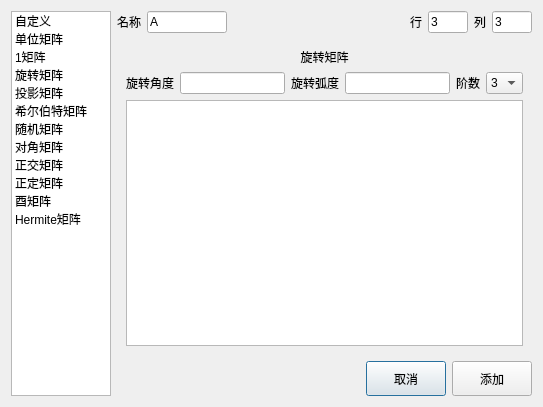
The window that MatrixCalculator-GUI/AddMatrixDialog.ui (luyiming/MatrixCalculator) describes before a commit, drawn with Qt 5.
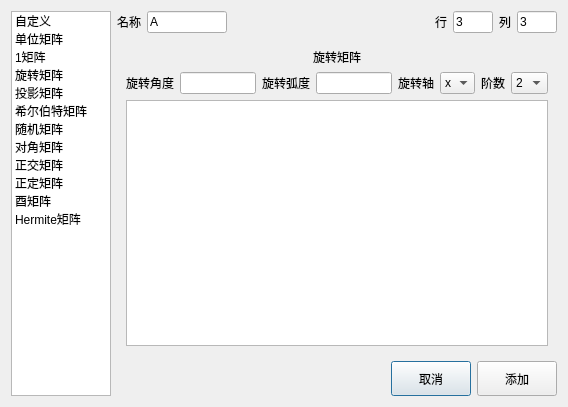
The same window after the commit. The open tabs and pages were chosen to show the change.

Diff of the .ui file:
```diff
--- a/MatrixCalculator-GUI/AddMatrixDialog.ui
+++ b/MatrixCalculator-GUI/AddMatrixDialog.ui
@@ -6,7 +6,7 @@
    <rect>
     <x>0</x>
     <y>0</y>
-    <width>543</width>
+    <width>568</width>
     <height>407</height>
    </rect>
   </property>
@@ -240,7 +240,7 @@
        <widget class="QWidget" name="page_3">
         <layout class="QVBoxLayout" name="verticalLayout_4">
          <item>
-          <widget class="QLabel" name="label_3">
+          <widget class="QLabel" name="label_12">
            <property name="text">
             <string>单位矩阵</string>
            </property>
@@ -377,7 +377,51 @@
             </widget>
            </item>
            <item>
-            <widget class="QLineEdit" name="lineEdit_2"/>
+            <widget class="QLineEdit" name="radianLine"/>
+           </item>
+           <item>
+            <widget class="QLabel" name="label_3">
+             <property name="text">
+              <string>旋转轴</string>
+             </property>
+            </widget>
+           </item>
+           <item>
+            <widget class="QComboBox" name="rotationBox">
+             <property name="sizePolicy">
+              <sizepolicy hsizetype="Fixed" vsizetype="Fixed">
+               <horstretch>0</horstretch>
+               <verstretch>0</verstretch>
+              </sizepolicy>
+             </property>
+             <property name="minimumSize">
+              <size>
+               <width>35</width>
+               <height>0</height>
+              </size>
+             </property>
+             <property name="maximumSize">
+              <size>
+               <width>40</width>
+               <height>16777215</height>
+              </size>
+             </property>
+             <item>
+              <property name="text">
+               <string>x</string>
+              </property>
+             </item>
+             <item>
+              <property name="text">
+               <string>y</string>
+              </property>
+             </item>
+             <item>
+              <property name="text">
+               <string>z</string>
+              </property>
+             </item>
+            </widget>
            </item>
            <item>
             <widget class="QLabel" name="label_4">
@@ -388,6 +432,11 @@
            </item>
            <item>
             <widget class="QComboBox" name="matrixOrder_3">
+             <item>
+              <property name="text">
+               <string>2</string>
+              </property>
+             </item>
              <item>
               <property name="text">
                <string>3</string>
```
Left out of the diff: 4 changed lines with no effect on the pictures.
